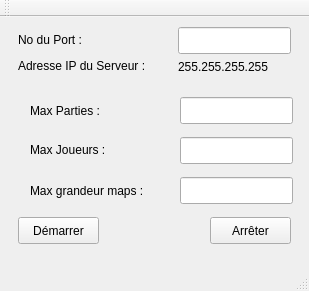
The window that mainwindow.ui (massicotteg/PixelATRServeur) describes before a commit, drawn with Qt 5.
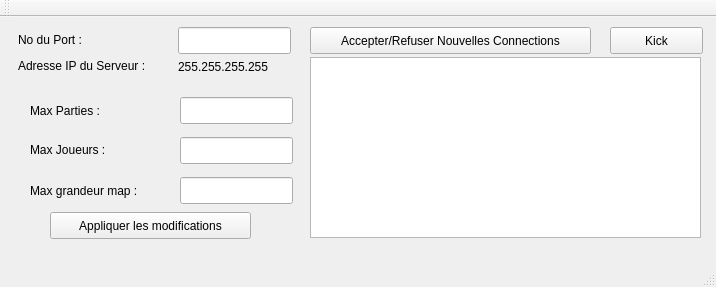
The same window after the commit.

Commit message: refonte de l'interface graphique

Diff of the .ui file:
```diff
--- a/mainwindow.ui
+++ b/mainwindow.ui
@@ -6,8 +6,8 @@
    <rect>
     <x>0</x>
     <y>0</y>
-    <width>309</width>
-    <height>291</height>
+    <width>716</width>
+    <height>287</height>
    </rect>
   </property>
   <property name="windowTitle">
@@ -17,27 +17,14 @@
    <widget class="QPushButton" name="btnDemarrer">
     <property name="geometry">
      <rect>
-      <x>18</x>
-      <y>200</y>
-      <width>81</width>
+      <x>310</x>
+      <y>10</y>
+      <width>281</width>
       <height>27</height>
      </rect>
     </property>
     <property name="text">
-     <string>Démarrer</string>
-    </property>
-   </widget>
-   <widget class="QPushButton" name="btnArreter">
-    <property name="geometry">
-     <rect>
-      <x>210</x>
-      <y>200</y>
-      <width>81</width>
-      <height>27</height>
-     </rect>
-    </property>
-    <property name="text">
-     <string>Arrêter</string>
+     <string>Accepter/Refuser Nouvelles Connections</string>
     </property>
    </widget>
    <widget class="QLineEdit" name="txtPort">
@@ -150,12 +137,48 @@
      <rect>
       <x>30</x>
       <y>164</y>
-      <width>141</width>
+      <width>131</width>
       <height>20</height>
      </rect>
     </property>
     <property name="text">
-     <string>Max grandeur maps :</string>
+     <string>Max grandeur map :</string>
+    </property>
+   </widget>
+   <widget class="QListView" name="lbParties">
+    <property name="geometry">
+     <rect>
+      <x>310</x>
+      <y>40</y>
+      <width>391</width>
+      <height>181</height>
+     </rect>
+    </property>
+   </widget>
+   <widget class="QPushButton" name="btnKick">
+    <property name="geometry">
+     <rect>
+      <x>610</x>
+      <y>10</y>
+      <width>93</width>
+      <height>27</height>
+     </rect>
+    </property>
+    <property name="text">
+     <string>Kick</string>
+    </property>
+   </widget>
+   <widget class="QPushButton" name="btnAppliquer">
+    <property name="geometry">
+     <rect>
+      <x>50</x>
+      <y>195</y>
+      <width>201</width>
+      <height>27</height>
+     </rect>
+    </property>
+    <property name="text">
+     <string>Appliquer les modifications</string>
     </property>
    </widget>
   </widget>
```
Left out of the diff: 10 changed lines with no effect on the pictures.
